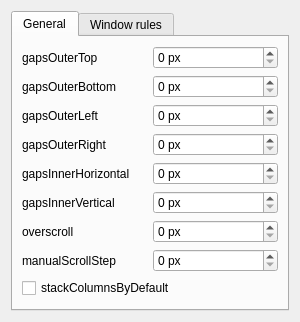
Old version of the form package/contents/ui/config.ui in the repository peterfajdiga/karousel.
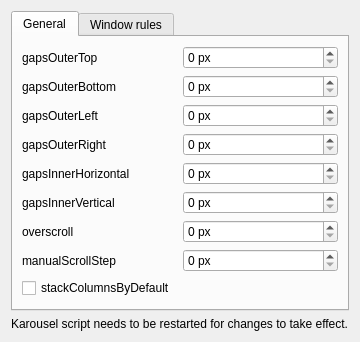
New version of the form.

Commit message: config.ui: add restart label

Patch:
```diff
--- a/package/contents/ui/config.ui
+++ b/package/contents/ui/config.ui
@@ -215,6 +215,13 @@
                     </widget>
                 </widget>
             </item>
+         <item>
+            <widget class="QLabel" name="label">
+                <property name="text">
+                    <string>Karousel script needs to be restarted for changes to take effect.</string>
+                </property>
+            </widget>
+        </item>
         </layout>
     </widget>
     <resources/>
```
